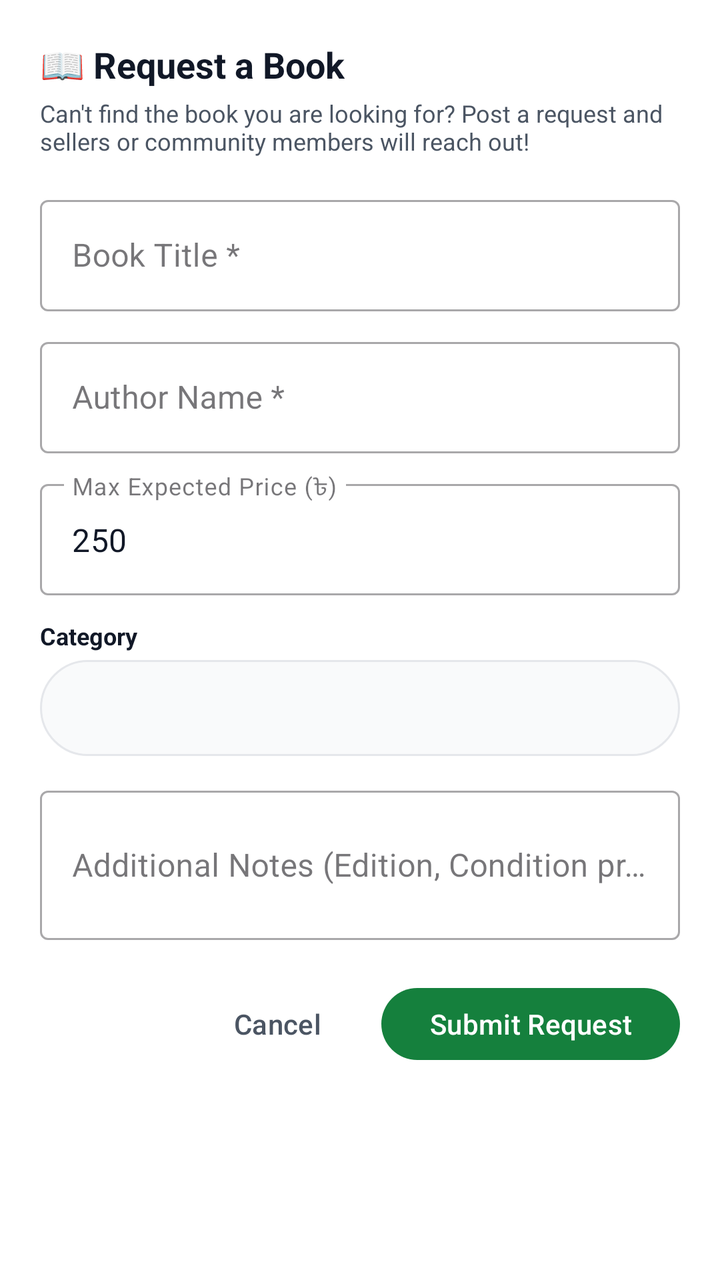
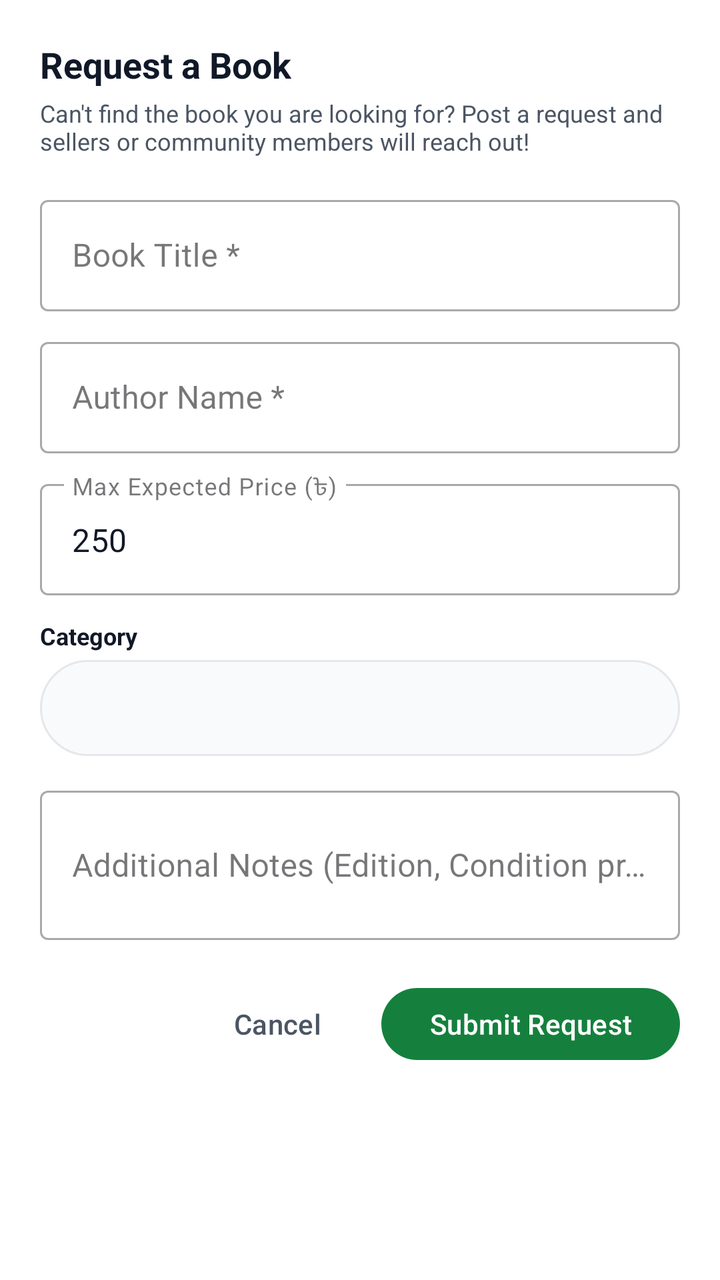

An Android layout rendered at two revisions. The XML below is the earlier revision; the diff shows what the commit changed to produce the second picture.
<!-- AndroidManifest.xml: application theme Theme.BoiBinimoy -->
<!-- res/layout/layout_request_book_dialog.xml -->
<?xml version="1.0" encoding="utf-8"?>
<LinearLayout xmlns:android="http://schemas.android.com/apk/res/android"
    xmlns:app="http://schemas.android.com/apk/res-auto"
    android:layout_width="match_parent"
    android:layout_height="wrap_content"
    android:orientation="vertical"
    android:padding="20dp"
    android:background="@color/white">

    <TextView
        android:layout_width="wrap_content"
        android:layout_height="wrap_content"
        android:text="📖 Request a Book"
        android:textColor="@color/text_primary"
        android:textSize="18sp"
        android:textStyle="bold" />

    <TextView
        android:layout_width="wrap_content"
        android:layout_height="wrap_content"
        android:layout_marginTop="4dp"
        android:text="Can't find the book you are looking for? Post a request and sellers or community members will reach out!"
        android:textColor="@color/text_secondary"
        android:textSize="12sp" />

    
    <com.google.android.material.textfield.TextInputLayout
        android:layout_width="match_parent"
        android:layout_height="wrap_content"
        android:layout_marginTop="16dp"
        android:hint="Book Title *"
        style="@style/Widget.MaterialComponents.TextInputLayout.OutlinedBox">

        <com.google.android.material.textfield.TextInputEditText
            android:id="@+id/etReqTitle"
            android:layout_width="match_parent"
            android:layout_height="wrap_content"
            android:inputType="textCapWords"
            android:textColor="@color/text_primary" />

    </com.google.android.material.textfield.TextInputLayout>

    
    <com.google.android.material.textfield.TextInputLayout
        android:layout_width="match_parent"
        android:layout_height="wrap_content"
        android:layout_marginTop="10dp"
        android:hint="Author Name *"
        style="@style/Widget.MaterialComponents.TextInputLayout.OutlinedBox">

        <com.google.android.material.textfield.TextInputEditText
            android:id="@+id/etReqAuthor"
            android:layout_width="match_parent"
            android:layout_height="wrap_content"
            android:inputType="textCapWords"
            android:textColor="@color/text_primary" />

    </com.google.android.material.textfield.TextInputLayout>

    
    <com.google.android.material.textfield.TextInputLayout
        android:layout_width="match_parent"
        android:layout_height="wrap_content"
        android:layout_marginTop="10dp"
        android:hint="Max Expected Price (৳)"
        style="@style/Widget.MaterialComponents.TextInputLayout.OutlinedBox">

        <com.google.android.material.textfield.TextInputEditText
            android:id="@+id/etReqBudget"
            android:layout_width="match_parent"
            android:layout_height="wrap_content"
            android:inputType="number"
            android:text="250"
            android:textColor="@color/text_primary" />

    </com.google.android.material.textfield.TextInputLayout>

    
    <TextView
        android:layout_width="wrap_content"
        android:layout_height="wrap_content"
        android:layout_marginTop="12dp"
        android:text="Category"
        android:textColor="@color/text_primary"
        android:textSize="12sp"
        android:textStyle="bold" />

    <Spinner
        android:id="@+id/spinnerReqCategory"
        android:layout_width="match_parent"
        android:layout_height="48dp"
        android:layout_marginTop="4dp"
        android:background="@drawable/bg_search_bar" />

    
    <com.google.android.material.textfield.TextInputLayout
        android:layout_width="match_parent"
        android:layout_height="wrap_content"
        android:layout_marginTop="12dp"
        android:hint="Additional Notes (Edition, Condition preference, Location)"
        style="@style/Widget.MaterialComponents.TextInputLayout.OutlinedBox">

        <com.google.android.material.textfield.TextInputEditText
            android:id="@+id/etReqNote"
            android:layout_width="match_parent"
            android:layout_height="wrap_content"
            android:lines="2"
            android:textColor="@color/text_primary" />

    </com.google.android.material.textfield.TextInputLayout>

    <LinearLayout
        android:layout_width="match_parent"
        android:layout_height="wrap_content"
        android:layout_marginTop="20dp"
        android:gravity="end"
        android:orientation="horizontal">

        <com.google.android.material.button.MaterialButton
            android:id="@+id/btnCancelRequest"
            android:layout_width="wrap_content"
            android:layout_height="44dp"
            android:layout_marginEnd="8dp"
            android:text="Cancel"
            android:textColor="@color/text_secondary"
            style="@style/Widget.Material3.Button.TextButton" />

        <com.google.android.material.button.MaterialButton
            android:id="@+id/btnSubmitRequest"
            android:layout_width="wrap_content"
            android:layout_height="44dp"
            android:text="Submit Request"
            android:textColor="@color/white"
            app:cornerRadius="22dp"
            app:backgroundTint="@color/primary_green" />

    </LinearLayout>

</LinearLayout>
<!-- resources referenced by this layout -->
<resources>
  <color name="primary_green">#15803D</color>
  <color name="text_primary">#111827</color>
  <color name="text_secondary">#4B5563</color>
  <color name="white">#FFFFFF</color>
  <!-- drawable bg_search_bar (drawable) -->
  <?xml version="1.0" encoding="utf-8"?>
  <shape xmlns:android="http://schemas.android.com/apk/res/android"
      android:shape="rectangle">
      <corners android:radius="24dp" />
      <solid android:color="@color/search_bar_bg" />
      <stroke
          android:width="1dp"
          android:color="#E5E7EB" />
  </shape>
  <style name="Theme.BoiBinimoy" parent="Theme.Material3.DayNight.NoActionBar">
          
          <item name="colorPrimary">@color/primary_green</item>
          <item name="colorPrimaryDark">@color/primary_green_dark</item>
          <item name="colorOnPrimary">@color/white</item>
          <item name="colorSecondary">@color/primary_green_light</item>
          <item name="colorSecondaryVariant">@color/primary_green_dark</item>
          <item name="colorOnSecondary">@color/white</item>
          
          
          <item name="android:statusBarColor">@color/background_light</item>
          <item name="android:windowLightStatusBar">true</item>
          <item name="android:navigationBarColor">@color/white</item>
          <item name="android:windowLightNavigationBar" tools:targetApi="o_mr1">true</item>
          <item name="android:windowBackground">@color/background_light</item>
          <item name="android:fitsSystemWindows">true</item>
      </style>
  <color name="search_bar_bg">#F9FAFB</color>
  <color name="primary_green_dark">#14532D</color>
  <color name="primary_green_light">#22C55E</color>
  <color name="background_light">#F9FAFB</color>
</resources>

<!-- the commit's change to res/layout/layout_request_book_dialog.xml (unified diff, before → after) -->
@@ -10,7 +10,7 @@
     <TextView
         android:layout_width="wrap_content"
         android:layout_height="wrap_content"
-        android:text="📖 Request a Book"
+        android:text="Request a Book"
         android:textColor="@color/text_primary"
         android:textSize="18sp"
         android:textStyle="bold" />
